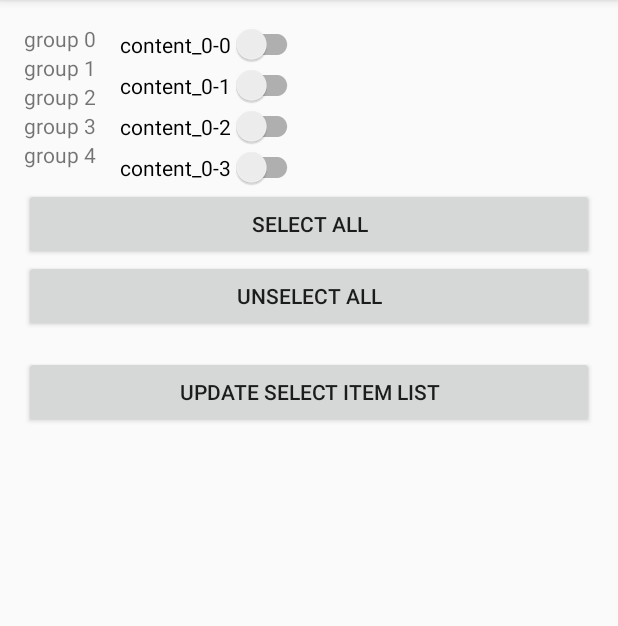
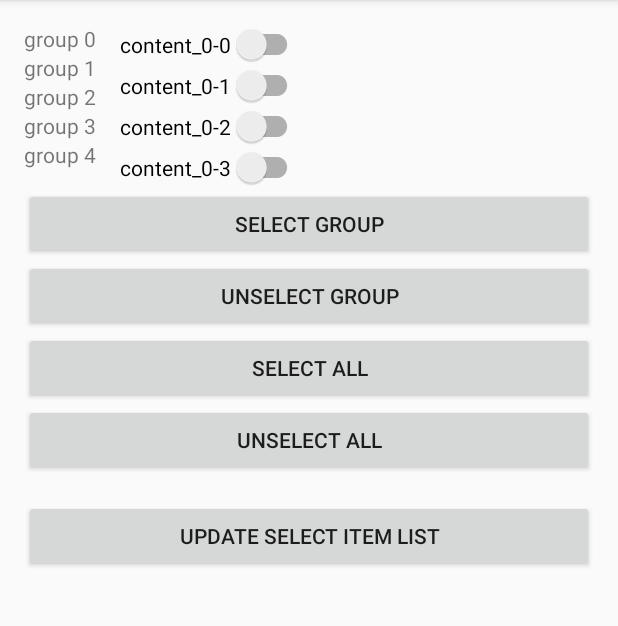
Before and after one commit to thcomp/Android_SelectItemManager, an Android app: the screen it shows after launch (MainActivity), on a phone screen of 412 x 824 dp, the part 84-710 px from its top. Run offline under Robolectric (Android 15) with nearby library versions, the phone set to English and light mode, and no system bars.

Commit message:
add method: selectGroup, unselectGroup

```diff
--- a/app/src/main/java/jp/co/thcomp/android_selectitemmanager/MainActivity.java
+++ b/app/src/main/java/jp/co/thcomp/android_selectitemmanager/MainActivity.java
@@ -15,6 +15,8 @@ import java.util.List;
 
 import jp.co.thcomp.manager.SelectItemManager;
 
+import static android.support.v7.appcompat.R.styleable.SwitchCompat;
+
 public class MainActivity extends AppCompatActivity {
     private static final int ViewTagGroupId = "ViewTagGroupId".hashCode();
     private static final int ViewTagItemId = "ViewTagItemId".hashCode();
@@ -27,6 +29,8 @@ public class MainActivity extends AppCompatActivity {
         super.onCreate(savedInstanceState);
         setContentView(R.layout.activity_main);
 
+        findViewById(R.id.b_select_group).setOnClickListener(mClickListener);
+        findViewById(R.id.b_unselect_group).setOnClickListener(mClickListener);
         findViewById(R.id.b_select_all).setOnClickListener(mClickListener);
         findViewById(R.id.b_unselect_all).setOnClickListener(mClickListener);
         findViewById(R.id.b_update_select_item_list).setOnClickListener(mClickListener);
@@ -105,6 +109,12 @@ public class MainActivity extends AppCompatActivity {
             int id = v.getId();
 
             switch (id){
+                case R.id.b_select_group:
+                    mSelectItemManager.selectGroup(String.valueOf(mLastGroupId));
+                    break;
+                case R.id.b_unselect_group:
+                    mSelectItemManager.unselectGroup(String.valueOf(mLastGroupId));
+                    break;
                 case R.id.b_select_all:
                     mSelectItemManager.selectAllItem();
                     showGroupItem(mLastGroupId);
--- a/app/src/main/res/layout/activity_main.xml
+++ b/app/src/main/res/layout/activity_main.xml
@@ -34,6 +34,18 @@
         </LinearLayout>
 
         <Button
+            android:id="@+id/b_select_group"
+            android:layout_width="match_parent"
+            android:layout_height="wrap_content"
+            android:text="select group"/>
+
+        <Button
+            android:id="@+id/b_unselect_group"
+            android:layout_width="match_parent"
+            android:layout_height="wrap_content"
+            android:text="unselect group"/>
+
+        <Button
             android:id="@+id/b_select_all"
             android:layout_width="match_parent"
             android:layout_height="wrap_content"
```
Also changed, not shown: app/src/main/java/jp/co/thcomp/manager/SelectItemManager.java (+67 -26 lines).
